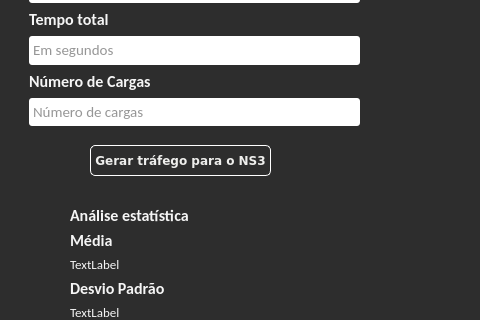
First picture: the form in GUI/Charge_generator/mainwindow.ui, repository notopoloko/Eros, before the edit; both pictures show x 0 to 480 and y 228 to 548 of the 1217 by 690 pixel window.
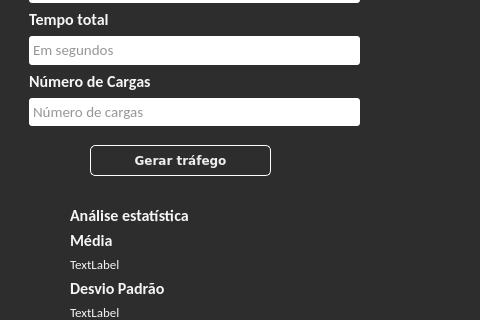
Second picture: the form after the edit. The open tabs and pages were chosen to show the change. Icons and pictures are not drawn.

```diff
--- a/GUI/Charge_generator/mainwindow.ui
+++ b/GUI/Charge_generator/mainwindow.ui
@@ -1887,7 +1887,7 @@
 border:1px solid rgb(255, 255, 255);</string>
       </property>
       <property name="text">
-       <string>Gerar tráfego para o NS3</string>
+       <string>Gerar tráfego</string>
       </property>
      </widget>
      <widget class="QWidget" name="analiseEstatIOT" native="true">
```
